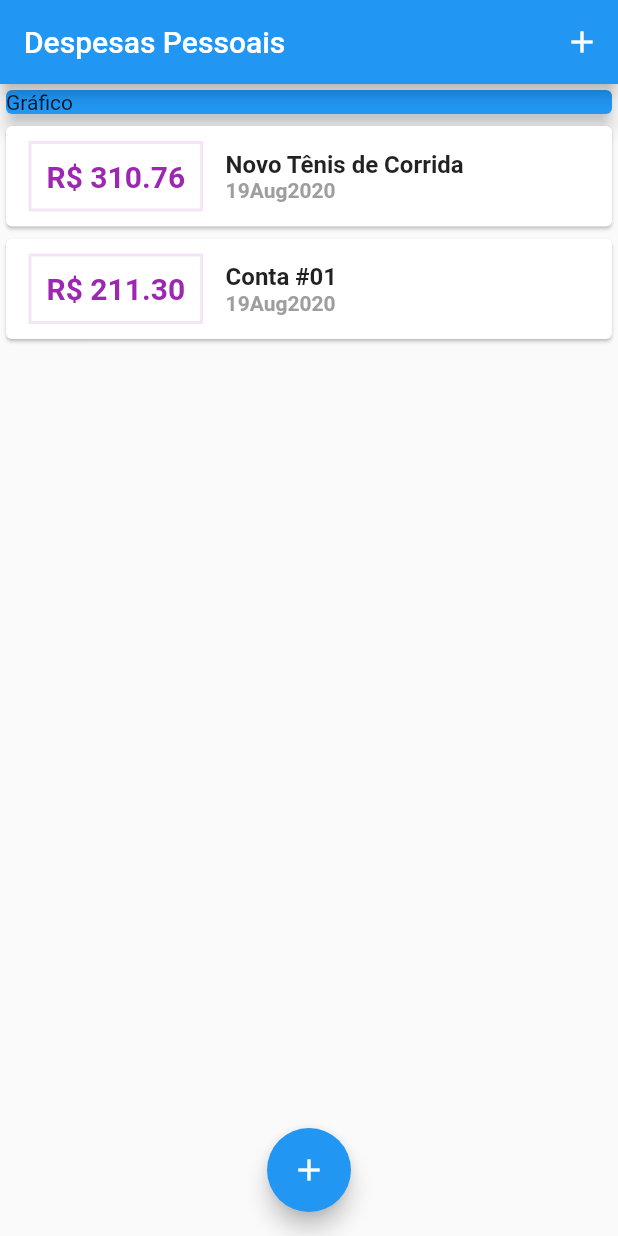
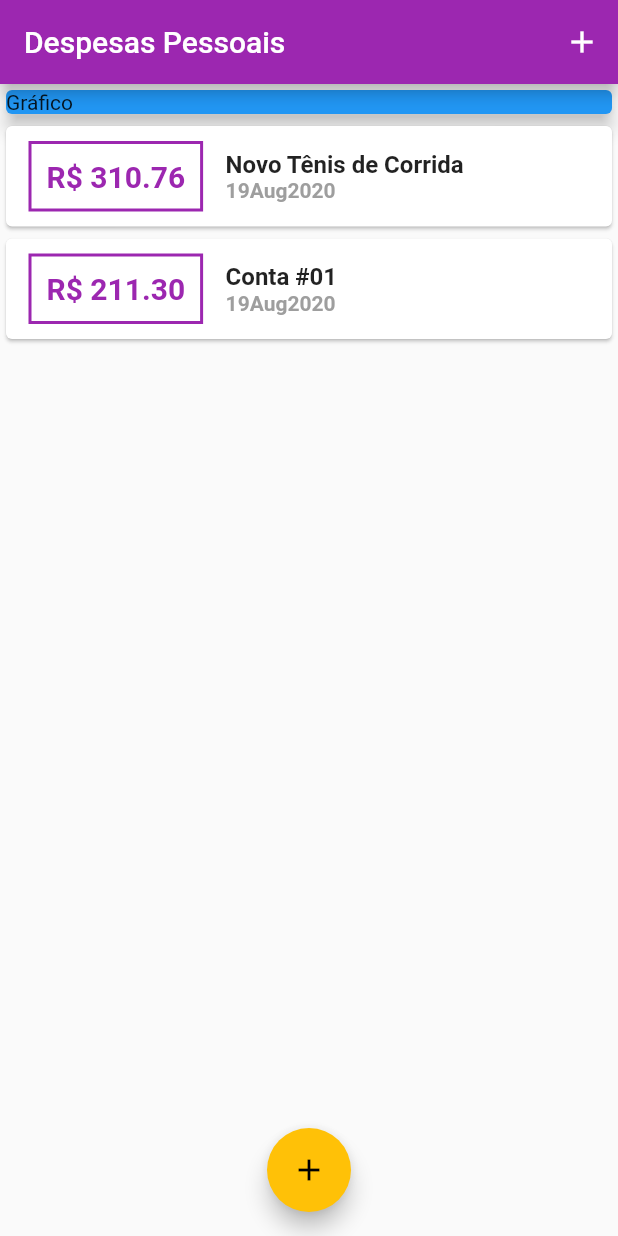
Before and after one commit to renataleite/expenses, a Flutter app: the screen it shows after launch, on a phone screen of 412 x 824 dp. Run offline on Flutter 3.47's test engine with Material 2 defaults, Android fonts, the phone set to English and light mode, and no system bars.

Commit message:
add a theme style

```diff
--- a/lib/components/transaction_list.dart
+++ b/lib/components/transaction_list.dart
@@ -22,7 +22,7 @@ class TransactionList extends StatelessWidget {
                     margin: EdgeInsets.symmetric(horizontal: 15, vertical: 10),
                     decoration: BoxDecoration(
                         border: Border.all(
-                      color: Colors.purple[50],
+                      color: Theme.of(context).primaryColor,
                       width: 2,
                     )),
                     padding: EdgeInsets.all(10),
@@ -31,7 +31,7 @@ class TransactionList extends StatelessWidget {
                       style: TextStyle(
                         fontWeight: FontWeight.bold,
                         fontSize: 20,
-                        color: Colors.purple,
+                        color: Theme.of(context).primaryColor,
                       ),
                     )),
                 Column(
--- a/lib/main.dart
+++ b/lib/main.dart
@@ -12,6 +12,10 @@ class ExpensesApp extends StatelessWidget {
   Widget build(BuildContext context) {
     return MaterialApp(
       home: MyHomePage(),
+      theme: ThemeData(
+        primarySwatch: Colors.purple,
+        accentColor: Colors.amber,
+      ),
     );
   }
 }
```
